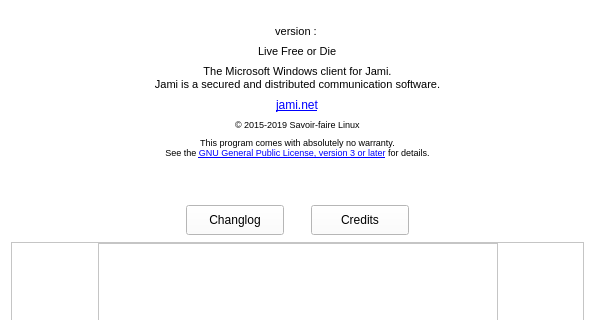
savoirfairelinux/jami-client-windows, file aboutdialog.ui: the form before one commit; both pictures show x 0 to 595 and y 0 to 320 of the 595 by 749 pixel window.
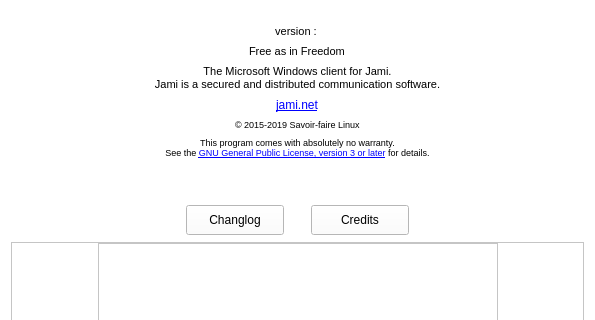
The form after the commit. Icons and pictures are not drawn.

Commit message: misc: bump release name to "Free as in Freedom"

What changed in the file:
```diff
--- a/aboutdialog.ui
+++ b/aboutdialog.ui
@@ -501,7 +501,7 @@
          </font>
         </property>
         <property name="text">
-         <string>Live Free or Die</string>
+         <string>Free as in Freedom</string>
         </property>
         <property name="textFormat">
          <enum>Qt::PlainText</enum>
```
The commit also changes 52 other files.
